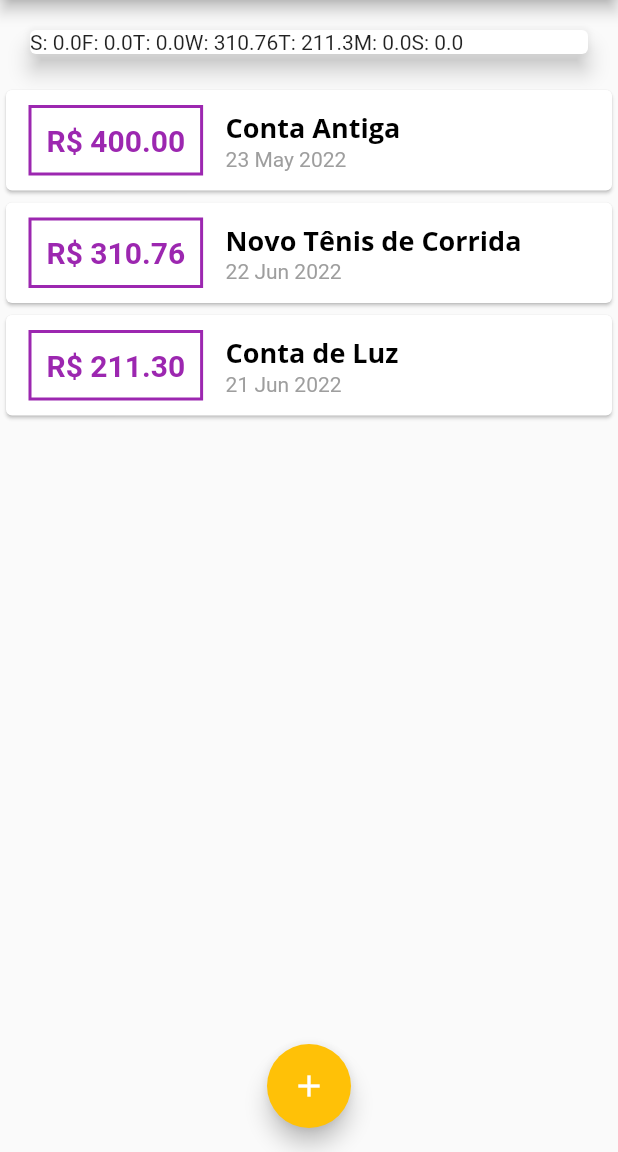
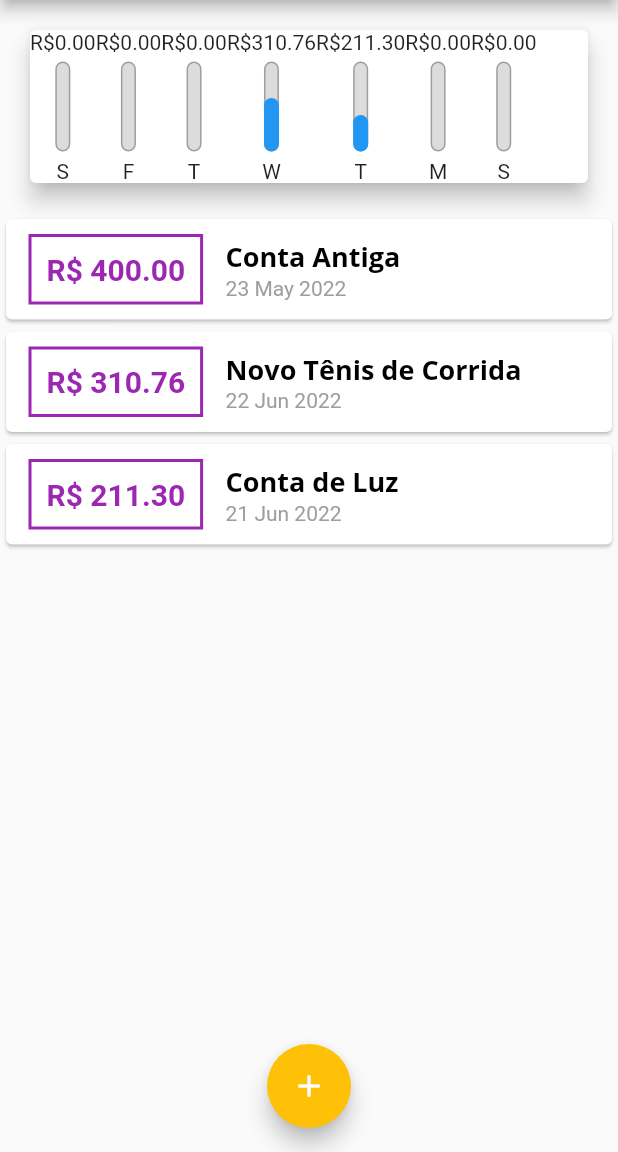
Before and after one commit to paulocsarlins/expenses, a Flutter app: the screen it shows after launch, on a phone screen of 412 x 824 dp, the part 84-1236 px from its top. Run offline on Flutter 3.47's test engine with Material 2 defaults, Android fonts, the phone set to English and light mode, and no system bars.

Commit message:
Usando Chart Widget

```diff
--- a/lib/components/chart.dart
+++ b/lib/components/chart.dart
@@ -1,6 +1,8 @@
+import 'package:expenses/components/chart_bar.dart';
 import 'package:flutter/material.dart';
 import 'package:intl/intl.dart';
 import '../models/transaction.dart';
+import 'chart_bar.dart';
 
 class Chart extends StatelessWidget {
   final List<Transaction> recentTransaction;
@@ -32,15 +34,24 @@ class Chart extends StatelessWidget {
     });
   }
 
+  double get _weekTotalValue {
+    return groupedTransactions.fold(0.0, (sum, tr){
+        return sum + (tr['value'] as double);
+    });
+  }
+
   @override
   Widget build(BuildContext context) {
-    groupedTransactions;
     return Card(
       elevation: 6,
       margin: const EdgeInsets.all(20),
       child: Row(
         children: groupedTransactions.map((tr) {
-          return Text('${tr['day']}: ${tr['value']}');
+          return ChartBar(
+            label: tr['day'] as String,
+            value: tr['value'] as double,
+            percentage: (tr['value'] as double) / _weekTotalValue,
+          );
         }).toList(),
       ),
     );
--- a/lib/components/chart_bar.dart
+++ b/lib/components/chart_bar.dart
@@ -1,9 +1,54 @@
 import 'package:flutter/material.dart';
 
-class ChatBar extends StatelessWidget {
+class ChartBar extends StatelessWidget {
+  final String? label;
+  final double? value;
+  final double? percentage;
+
+  const ChartBar({
+    this.label,
+    this.value,
+    this.percentage,
+    Key? key,
+  }) : super(key: key);
 
   @override
   Widget build(BuildContext context) {
-    return Container();
+    return Column(
+      children: [
+        Text('R\$${value!.toStringAsFixed(2)}'),
+        const SizedBox(height: 5),
+        SizedBox(
+          height: 60,
+          width: 10,
+          child: Stack(
+            alignment: Alignment.bottomCenter,
+            children: [
+              Container(
+                decoration: BoxDecoration(
+                  border: Border.all(
+                    color: Colors.grey,
+                    width: 1.0,
+                  ),
+                  color: const Color.fromRGBO(220, 220, 220, 1),
+                  borderRadius: BorderRadius.circular(5),
+                ),
+              ),
+              FractionallySizedBox(
+                heightFactor: percentage,
+                child: Container(
+                  decoration: BoxDecoration(
+                    color: Theme.of(context).primaryColor,
+                    borderRadius: BorderRadius.circular(5)
+                  ),
+                ),
+              ),
+            ],
+          ),
+        ),
+        const SizedBox(height: 5),
+        Text(label!),
+      ],
+    );
   }
 }
```
